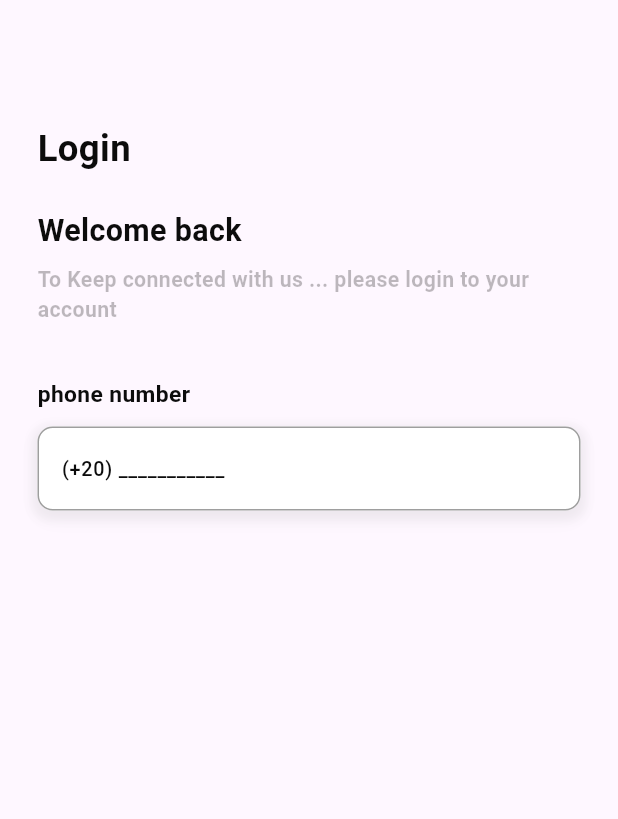
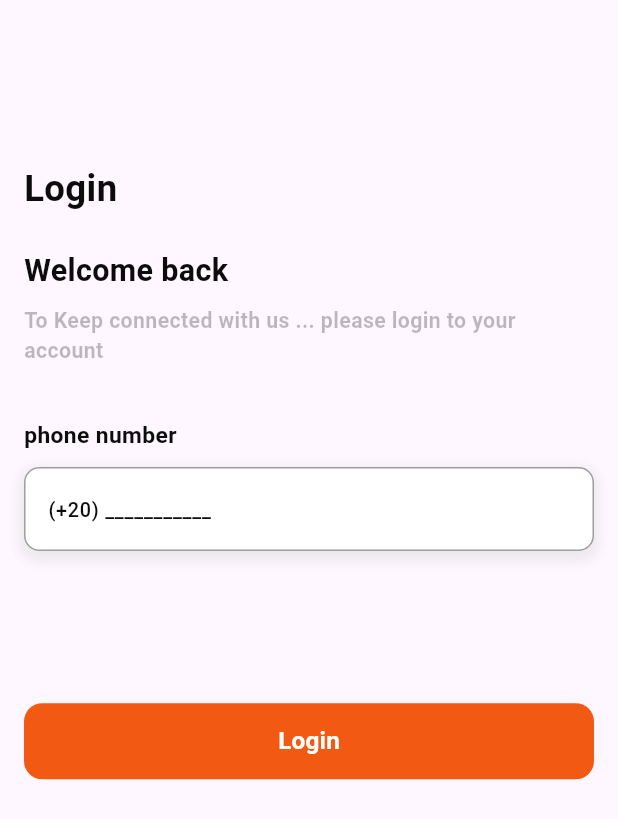
Before and after one commit to Mohamed-Nasr55/ecommerce-app, a Flutter app: the screen it shows after launch, on a phone screen of 412 x 824 dp. Shown: the top 819 px of the screen. Run offline on Flutter 3.47's test engine with Material 3 defaults, Android fonts, the phone set to English and light mode, and no system bars; our stand-ins replace flutter_screenutil.

Commit message:
added custom button

```diff
--- a/lib/core/theme/app_text_style.dart
+++ b/lib/core/theme/app_text_style.dart
@@ -24,9 +24,9 @@ abstract class AppTextStyle {
     color: AppColors.blackColor,
   );
   static TextStyle font16700 = TextStyle(
-    fontSize: 15.0.sp,
+    fontSize: 16.0.sp,
     fontWeight: FontWeight.w700,
-    color: AppColors.blackColor,
+    color: AppColors.whiteColor,
   );
   static TextStyle font20w700 = TextStyle(
     fontSize: 20.0.sp,
--- a/lib/features/auth/ui/screens/Login_screen.dart
+++ b/lib/features/auth/ui/screens/Login_screen.dart
@@ -1,6 +1,7 @@
 import 'package:ecommerceapp/core/helpers/extensions.dart';
 import 'package:ecommerceapp/core/theme/app_colors.dart';
 import 'package:ecommerceapp/core/theme/app_text_style.dart';
+import 'package:ecommerceapp/features/auth/ui/widgets/app_button.dart';
 import 'package:ecommerceapp/features/auth/ui/widgets/custom_text_formfeild.dart';
 import 'package:flutter/material.dart';
 
@@ -28,7 +29,10 @@ class _LoginScreenState extends State<LoginScreen> {
         body: SafeArea(
           child: SingleChildScrollView(
             child: Padding(
-              padding: const EdgeInsets.symmetric(horizontal: 25.0),
+              padding: const EdgeInsets.symmetric(
+                horizontal: 16.0,
+                vertical: 27,
+              ),
               child: Column(
                 crossAxisAlignment: CrossAxisAlignment.start,
                 children: [
@@ -51,6 +55,8 @@ class _LoginScreenState extends State<LoginScreen> {
                     controller: _phoneController,
                     hintText: "(+20) ___________",
                   ),
+                  100.height,
+                  AppButton(text: "Login"),
                 ],
               ),
             ),
--- /dev/null
+++ b/lib/features/auth/ui/widgets/app_button.dart
@@ -0,0 +1,37 @@
+import 'package:ecommerceapp/core/theme/app_colors.dart';
+import 'package:ecommerceapp/core/theme/app_text_style.dart';
+import 'package:flutter/material.dart';
+import 'package:flutter/widgets.dart';
+import 'package:flutter_screenutil/flutter_screenutil.dart';
+
+class AppButton extends StatelessWidget {
+  final String text;
+  final void Function()? onpressed;
+  final double width;
+  final double height;
+  const AppButton({
+    super.key,
+    required this.text,
+    this.onpressed,
+    this.width = double.infinity,
+    this.height = 50,
+  });
+
+  @override
+  Widget build(BuildContext context) {
+    return SizedBox(
+      width: width.w,
+      height: height.h,
+      child: TextButton(
+        onPressed: onpressed,
+        style: TextButton.styleFrom(
+          backgroundColor: AppColors.primaryColor,
+          shape: RoundedRectangleBorder(
+            borderRadius: BorderRadius.circular(12.0.r),
+          ),
+        ),
+        child: Text(text, style: AppTextStyle.font16700),
+      ),
+    );
+  }
+}
--- a/lib/features/auth/ui/widgets/custom_text_formfeild.dart
+++ b/lib/features/auth/ui/widgets/custom_text_formfeild.dart
@@ -10,6 +10,8 @@ class CustomTextFormfeild extends StatelessWidget {
   final String? labelText;
   final String? hintText;
   final String? Function(String?)? validator;
+  final Widget? prefixIcon;
+  final Widget? suffixIcon;
   const CustomTextFormfeild({
     super.key,
     required this.controller,
@@ -18,6 +20,8 @@ class CustomTextFormfeild extends StatelessWidget {
     this.labelText,
     this.hintText,
     this.validator,
+    this.prefixIcon,
+    this.suffixIcon,
   });
 
   @override
@@ -57,6 +61,8 @@ class CustomTextFormfeild extends StatelessWidget {
             hintText: hintText,
             hintStyle: AppTextStyle.font13w500,
             labelStyle: AppTextStyle.font13w500,
+            prefixIcon: prefixIcon,
+            suffixIcon: suffixIcon,
             filled: true,
             fillColor: AppColors.whiteColor,
             enabledBorder: OutlineInputBorder(
```
